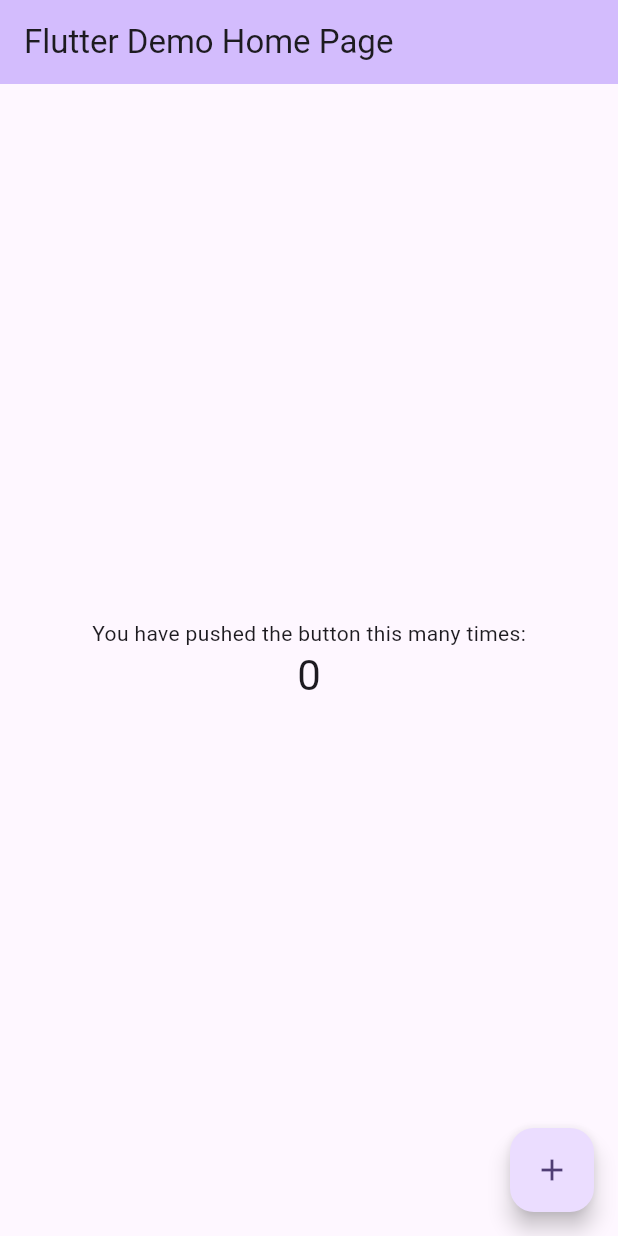
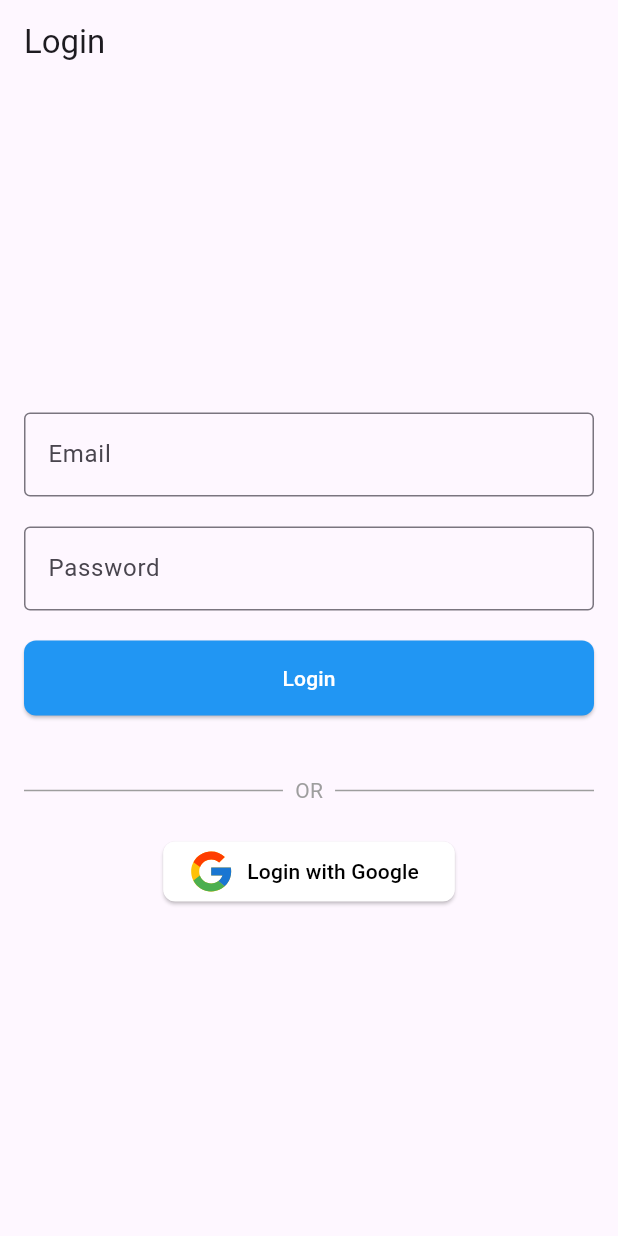
Before and after one commit to DylanNg2412/taskapp_with_pomodoro, a Flutter app: the screen it shows after launch, on a phone screen of 412 x 824 dp. Run offline on Flutter 3.47's test engine with Material 3 defaults, Android fonts, the light colour scheme and no system bars; our stand-ins replace flutter_dotenv, flutter_svg, go_router, google_sign_in, supabase_flutter; accounts and stored records are empty.

Commit message:
implement login, home features

```diff
--- a/lib/main.dart
+++ b/lib/main.dart
@@ -1,6 +1,17 @@
 import 'package:flutter/material.dart';
+import 'package:go_router/go_router.dart';
+import 'package:supabase_flutter/supabase_flutter.dart';
+import 'package:taskapp_with_pomodoro/navigation/navigation.dart';
+import 'package:flutter_dotenv/flutter_dotenv.dart';
 
-void main() {
+
+void main() async {
+  WidgetsFlutterBinding.ensureInitialized();
+  await dotenv.load();
+  await Supabase.initialize(
+    url: dotenv.get('SUPABASE_URL'),
+    anonKey: dotenv.get('SUPABASE_ANON_KEY'),
+  );
   runApp(const MyApp());
 }
 
@@ -13,21 +24,6 @@
     return MaterialApp(
       title: 'Flutter Demo',
       theme: ThemeData(
-        // This is the theme of your application.
-        //
-        // TRY THIS: Try running your application with "flutter run". You'll see
-        // the application has a purple toolbar. Then, without quitting the app,
-        // try changing the seedColor in the colorScheme below to Colors.green
-        // and then invoke "hot reload" (save your changes or press the "hot
-        // reload" button in a Flutter-supported IDE, or press "r" if you used
-        // the command line to start the app).
-        //
-        // Notice that the counter didn't reset back to zero; the application
-        // state is not lost during the reload. To reset the state, use hot
-        // restart instead.
-        //
-        // This works for code too, not just values: Most code changes can be
-        // tested with just a hot reload.
         colorScheme: ColorScheme.fromSeed(seedColor: Colors.deepPurple),
       ),
       home: const MyHomePage(title: 'Flutter Demo Home Page'),
@@ -37,16 +33,6 @@
 
 class MyHomePage extends StatefulWidget {
   const MyHomePage({super.key, required this.title});
-
-  // This widget is the home page of your application. It is stateful, meaning
-  // that it has a State object (defined below) that contains fields that affect
-  // how it looks.
-
-  // This class is the configuration for the state. It holds the values (in this
-  // case the title) provided by the parent (in this case the App widget) and
-  // used by the build method of the State. Fields in a Widget subclass are
-  // always marked "final".
-
   final String title;
 
   @override
@@ -54,69 +40,18 @@
 }
 
 class _MyHomePageState extends State<MyHomePage> {
-  int _counter = 0;
-
-  void _incrementCounter() {
-    setState(() {
-      // This call to setState tells the Flutter framework that something has
-      // changed in this State, which causes it to rerun the build method below
-      // so that the display can reflect the updated values. If we changed
-      // _counter without calling setState(), then the build method would not be
-      // called again, and so nothing would appear to happen.
-      _counter++;
-    });
-  }
-
   @override
   Widget build(BuildContext context) {
-    // This method is rerun every time setState is called, for instance as done
-    // by the _incrementCounter method above.
-    //
-    // The Flutter framework has been optimized to make rerunning build methods
-    // fast, so that you can just rebuild anything that needs updating rather
-    // than having to individually change instances of widgets.
-    return Scaffold(
-      appBar: AppBar(
-        // TRY THIS: Try changing the color here to a specific color (to
-        // Colors.amber, perhaps?) and trigger a hot reload to see the AppBar
-        // change color while the other colors stay the same.
-        backgroundColor: Theme.of(context).colorScheme.inversePrimary,
-        // Here we take the value from the MyHomePage object that was created by
-        // the App.build method, and use it to set our appbar title.
-        title: Text(widget.title),
+    return MaterialApp.router(
+      title: "Flutter Demo",
+      theme: ThemeData(
+        colorScheme: ColorScheme.fromSeed(seedColor: Colors.deepPurple),
+        useMaterial3: true,
       ),
-      body: Center(
-        // Center is a layout widget. It takes a single child and positions it
-        // in the middle of the parent.
-        child: Column(
-          // Column is also a layout widget. It takes a list of children and
-          // arranges them vertically. By default, it sizes itself to fit its
-          // children horizontally, and tries to be as tall as its parent.
-          //
-          // Column has various properties to control how it sizes itself and
-          // how it positions its children. Here we use mainAxisAlignment to
-          // center the children vertically; the main axis here is the vertical
-          // axis because Columns are vertical (the cross axis would be
-          // horizontal).
-          //
-          // TRY THIS: Invoke "debug painting" (choose the "Toggle Debug Paint"
-          // action in the IDE, or press "p" in the console), to see the
-          // wireframe for each widget.
-          mainAxisAlignment: MainAxisAlignment.center,
-          children: <Widget>[
-            const Text('You have pushed the button this many times:'),
-            Text(
-              '$_counter',
-              style: Theme.of(context).textTheme.headlineMedium,
-            ),
-          ],
-        ),
+      routerConfig: GoRouter(
+        initialLocation: Navigation.initial,
+        routes: Navigation.routes,
       ),
-      floatingActionButton: FloatingActionButton(
-        onPressed: _incrementCounter,
-        tooltip: 'Increment',
-        child: const Icon(Icons.add),
-      ), // This trailing comma makes auto-formatting nicer for build methods.
     );
   }
 }
--- /dev/null
+++ b/lib/navigation/navigation.dart
@@ -0,0 +1,40 @@
+import 'package:go_router/go_router.dart';
+import 'package:taskapp_with_pomodoro/ui/add_task/add_task_screen.dart';
+import 'package:taskapp_with_pomodoro/ui/chart/chart_screen.dart';
+import 'package:taskapp_with_pomodoro/ui/home/home_screen.dart';
+import 'package:taskapp_with_pomodoro/ui/login/login_screen.dart';
+import 'package:taskapp_with_pomodoro/ui/pomodoro/pomodoro_screen.dart';
+import 'package:taskapp_with_pomodoro/ui/tab_container/tab_container.dart';
+
+class Navigation {
+  static const initial = "/login";
+  static final routes = [
+    GoRoute(
+      path: "/",
+      name: Screen.home.name,
+      builder: (context, state) => const TabContainer()
+    ),
+    GoRoute(
+      path: "/pomodoro",
+      name: Screen.pomodoro.name,
+      builder: (context, state) => const PomodoroScreen()
+    ),
+    GoRoute(
+      path: "/chart",
+      name: Screen.chart.name,
+      builder: (context, state) => const ChartScreen()
+    ),
+    GoRoute(
+      path: "/login",
+      name: Screen.login.name,
+      builder: (context, state) => const LoginScreen()
+    ),
+    GoRoute(
+      path: "/addTask",
+      name: Screen.addTask.name,
+      builder: (context, state) => const AddTaskScreen()
+    ),
+  ];
+}
+
+enum Screen { home, pomodoro, chart, addTask, login }
--- /dev/null
+++ b/lib/ui/login/login_screen.dart
@@ -0,0 +1,143 @@
+import 'package:flutter/material.dart';
+import 'package:flutter_dotenv/flutter_dotenv.dart';
+import 'package:flutter_svg/flutter_svg.dart';
+import 'package:go_router/go_router.dart';
+import 'package:google_sign_in/google_sign_in.dart';
+import 'package:supabase_flutter/supabase_flutter.dart';
+import 'package:taskapp_with_pomodoro/navigation/navigation.dart';
+
+class LoginScreen extends StatefulWidget {
+  const LoginScreen({super.key});
+
+  @override
+  State<LoginScreen> createState() => _LoginScreenState();
+}
+
+class _LoginScreenState extends State<LoginScreen> {
+  static final supabase = Supabase.instance.client;
+
+  @override
+  void initState() {
+    _setupAuthListener();
+    super.initState();
+  }
+
+  void _setupAuthListener() {
+    supabase.auth.onAuthStateChange.listen((data) {
+      if (data.event == AuthChangeEvent.signedIn) {
+        if (mounted) {
+          context.pushReplacementNamed(Screen.home.name);
+        }
+      }
+    });
+  }
+
+  Future<AuthResponse> _googleSignIn() async {
+    final clientId = dotenv.get('OAUTH_CLIENT_ID');
+    final signInOption = GoogleSignIn(serverClientId: clientId);
+
+    debugPrint(clientId);
+
+    final googleUser = await signInOption.signIn();
+    if (googleUser == null) {
+      debugPrint("Google sign-in failed");
+    }
+    final googleSignIn = await signInOption.signIn();
+    final googleAuth = await googleUser!.authentication;
+    final accessToken = googleAuth.accessToken;
+    final idToken = googleAuth.idToken;
+
+    if (accessToken == null ) {
+      debugPrint("No access token found");
+    }
+
+    if (idToken == null) {
+      debugPrint("No ID token found");
+    }
+
+    return supabase.auth.signInWithIdToken(
+      provider: OAuthProvider.google,
+      idToken: idToken!,
+      accessToken: accessToken,
+    );
+  }
+
+  @override
+  Widget build(BuildContext context) {
+    return Scaffold(
+      appBar: AppBar(title: const Text("Login")),
+      body: SafeArea(
+        child: Center(
+          child: Padding(
+            padding: const EdgeInsets.symmetric(horizontal: 16.0),
+            child: Column(
+              mainAxisAlignment: MainAxisAlignment.center,
+              children: [
+                TextField(
+                  decoration: const InputDecoration(
+                    labelText: "Email",
+                    border: OutlineInputBorder(),
+                  ),
+                ),
+                SizedBox(height: 20),
+                TextField(
+                  decoration: const InputDecoration(
+                    labelText: "Password",
+                    border: OutlineInputBorder(),
+                  ),
+                  obscureText: true,
+                ),
+                const SizedBox(height: 20),
+                ElevatedButton(
+                  style: TextButton.styleFrom(
+                    backgroundColor: Colors.blue,
+                    fixedSize: const Size(500, 50),
+                    shape: RoundedRectangleBorder(
+                      borderRadius: BorderRadius.circular(8),
+                    ),
+                  ),
+                  onPressed: () {
+                    Navigator.pushNamed(context, "/");
+                  },
+                  child: const Text(
+                    "Login",
+                    style: TextStyle(color: Colors.white),
+                  ),
+                ),
+                SizedBox(height: 20),
+                const SizedBox(height: 20),
+                Row(
+                  children: const <Widget>[
+                    Expanded(child: Divider(thickness: 1, color: Colors.grey)),
+                    Padding(
+                      padding: EdgeInsets.symmetric(horizontal: 8.0),
+                      child: Text("OR", style: TextStyle(color: Colors.grey)),
+                    ),
+                    Expanded(child: Divider(thickness: 1, color: Colors.grey)),
+                  ],
+                ),
+                SizedBox(height: 20),
+                ElevatedButton.icon(
+                  onPressed: () => _googleSignIn(),
+                  label: Text("Login with Google"),
+                  icon: SvgPicture.asset(
+                    'assets/google.svg',
+                    height: 32,
+                    width: 32,
+                  ),
+                  style: ElevatedButton.styleFrom(
+                    foregroundColor: Colors.black,
+                    backgroundColor: Colors.white,
+                    shape: RoundedRectangleBorder(
+                      borderRadius: BorderRadius.circular(8),
+                    ),
+                  ),
+                ),
+              ],
+            ),
+          ),
+        ),
+      ),
+    );
+  }
+}
```
Also changed, not shown: lib/data/model/pomodoro_sessions.dart (added, +51 -0 lines), lib/data/model/task.dart (added, +75 -0 lines), lib/data/repo/task_repo_supabase.dart (added, +38 -0 lines), lib/ui/add_task/add_task_screen.dart (added, +15 -0 lines), lib/ui/chart/chart_screen.dart (added, +18 -0 lines), lib/ui/home/home_screen.dart (added, +91 -0 lines), lib/ui/pomodoro/pomodoro_screen.dart (added, +15 -0 lines), lib/ui/tab_container/tab_container.dart (added, +50 -0 lines), pubspec.yaml (+13 -5 lines), assets/google.svg (added), lib/ui/edit_task/edit_task_screen.dart (added), pubspec.lock, 6 other files.
